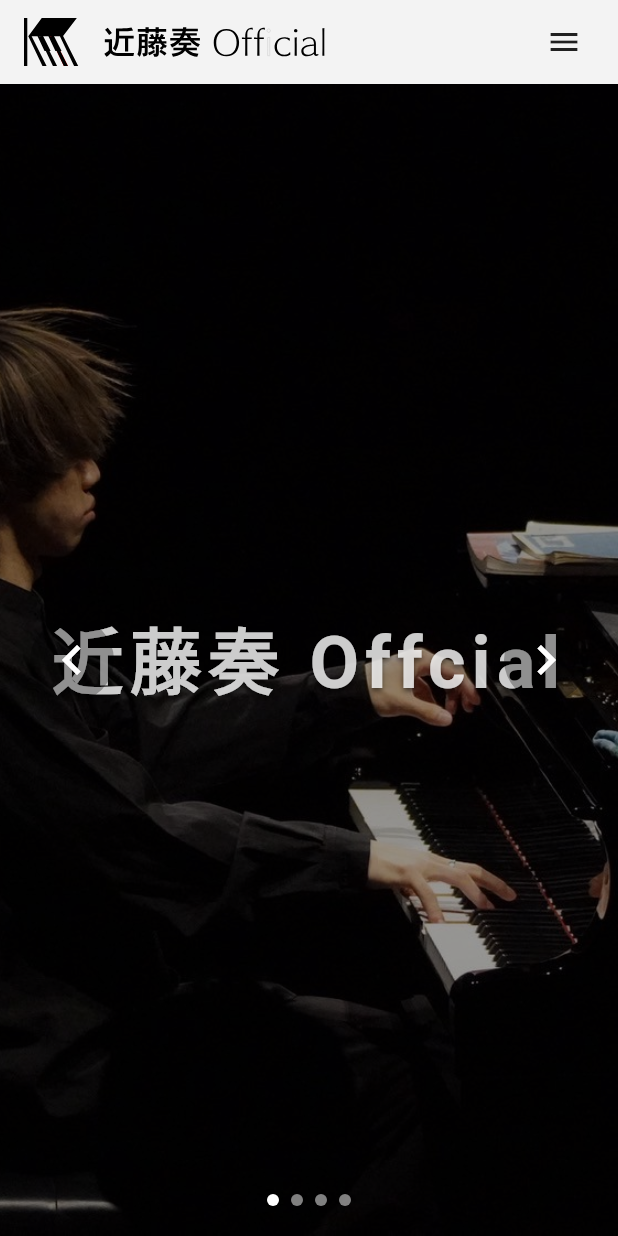
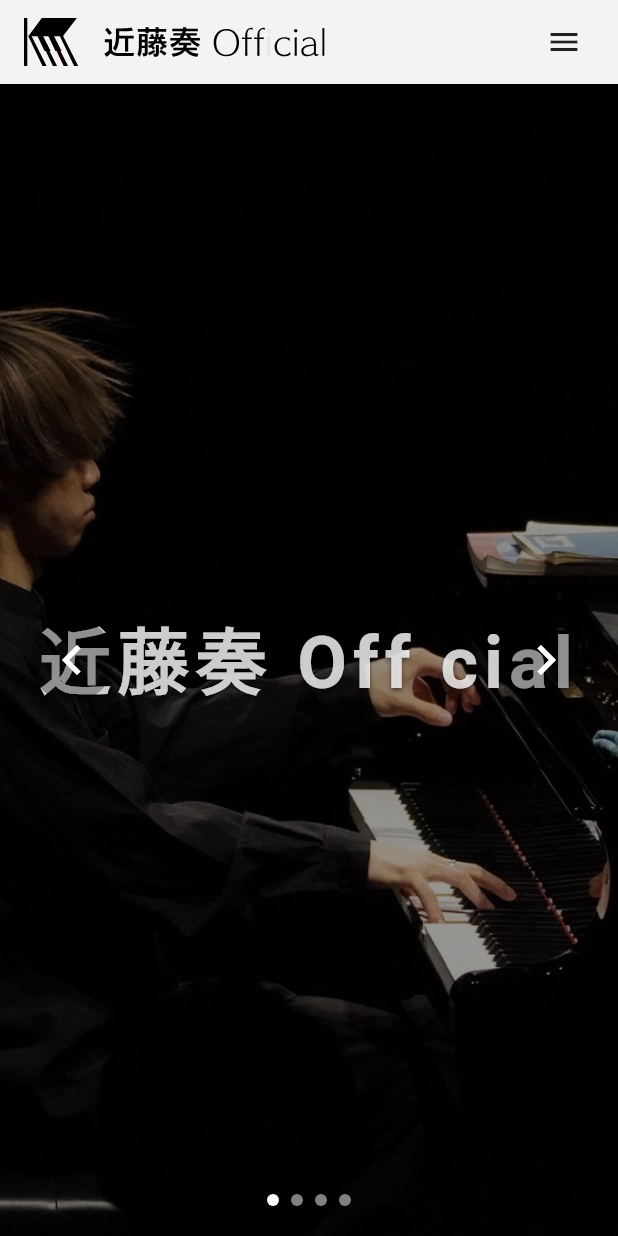
Before and after one commit to Shibatch28/kanade_hp, a Flutter app: the screen it shows after launch, on a phone screen of 412 x 824 dp. Run offline on Flutter 3.47's test engine with Material 3 defaults, Android fonts, the phone set to English and light mode, and no system bars; our stand-ins replace equatable, flutter_bloc, flutter_svg, go_router, google_fonts.

Commit message:
修正漏れ2

```diff
--- a/lib/view/screen/home_screen.dart
+++ b/lib/view/screen/home_screen.dart
@@ -8,7 +8,7 @@ class HomeScreen extends StatelessWidget {
   Widget build(BuildContext context) {
     return const Column(
       children: [
-        MainVisual(title: '近藤奏 Offcial', imageDirectory: 'main_visual'),
+        MainVisual(title: '近藤奏 Off cial', imageDirectory: 'main_visual'),
       ],
     );
   }
```
